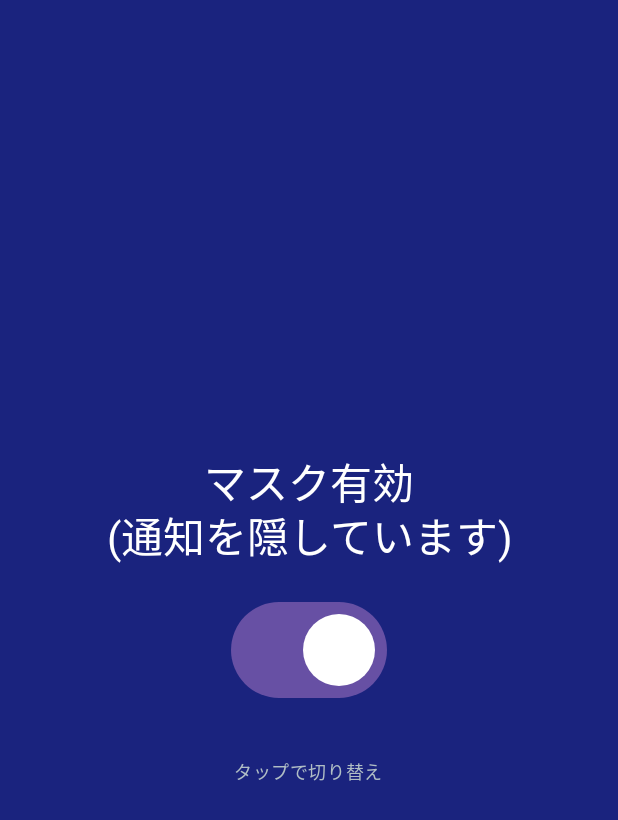
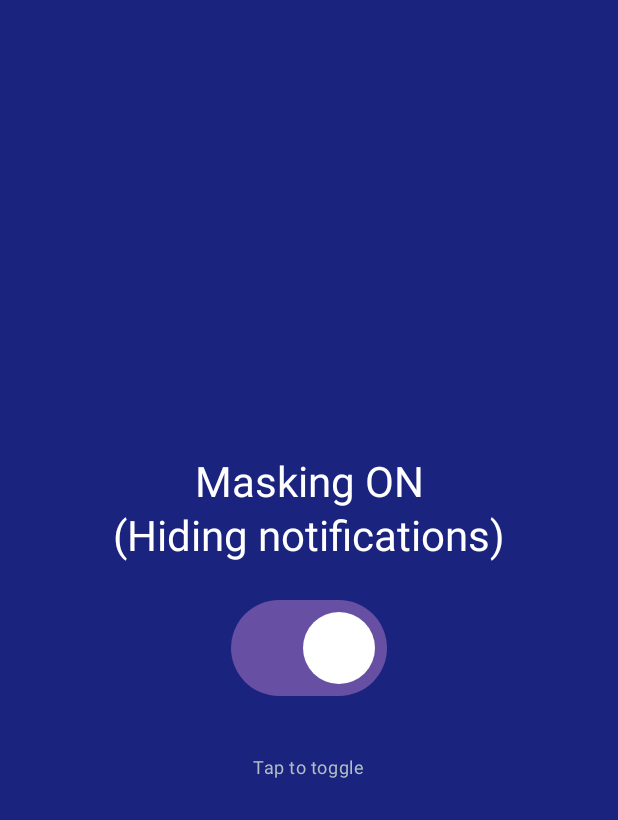
Before and after one commit to soraiyu/KyuubiMask, an Android app built with Jetpack Compose: the @Preview function MainToggleScreenOnPreview, on a phone screen of 412 x 824 dp. Shown: the top 820 px of the screen. Run offline under Robolectric (Android 15) with nearby library versions, the phone set to English and light mode, and no system bars.

Commit message:
Fix English strings for Quick Settings Tile and Main Toggle Screen labels
Co-authored-by: soraiyu <3414347+soraiyu@users.noreply.github.com>

```diff
--- a/app/src/main/res/values/strings.xml
+++ b/app/src/main/res/values/strings.xml
@@ -72,11 +72,11 @@
     <string name="label_version">Version %s</string>
 
     <!-- Quick Settings Tile -->
-    <string name="tile_label_masking_on">マスク中</string>
-    <string name="tile_label_masking_off">通常表示</string>
+    <string name="tile_label_masking_on">Masking On</string>
+    <string name="tile_label_masking_off">Masking Off</string>
 
     <!-- Main Toggle Screen -->
-    <string name="toggle_status_masking_on">マスク有効\n(通知を隠しています)</string>
-    <string name="toggle_status_masking_off">通常表示\n(通知をそのまま表示)</string>
-    <string name="toggle_hint">タップで切り替え</string>
+    <string name="toggle_status_masking_on">Masking ON\n(Hiding notifications)</string>
+    <string name="toggle_status_masking_off">Masking OFF\n(Showing notifications)</string>
+    <string name="toggle_hint">Tap to toggle</string>
 </resources>
```
